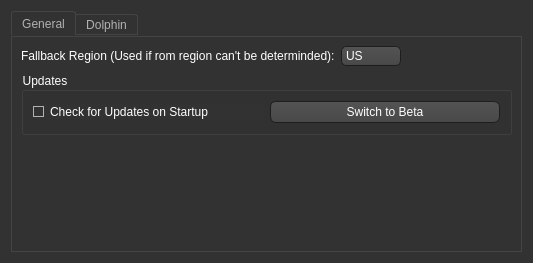
Old version of the form Settings.ui in the repository BenjaminHalko/WiiMusicEditorPlus.
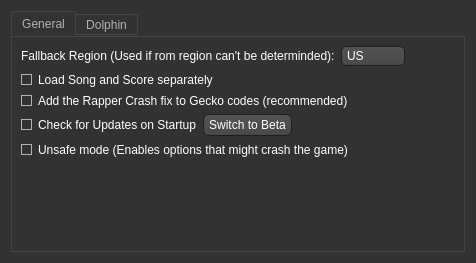
New version of the form. Icons and pictures are not drawn.

Diff of the .ui file:
```diff
--- a/Settings.ui
+++ b/Settings.ui
@@ -6,7 +6,7 @@
    <rect>
     <x>0</x>
     <y>0</y>
-    <width>533</width>
+    <width>476</width>
     <height>261</height>
    </rect>
   </property>
@@ -127,6 +127,7 @@
     border-style: solid;
     border: 1px solid #1e1e1e;
     border-radius: 5;
+	padding-left: 5px;
 }
 
 QComboBox:hover,QPushButton:hover
@@ -137,8 +138,6 @@
 
 QComboBox:on
 {
-    padding-top: 3px;
-    padding-left: 4px;
     background-color: QLinearGradient( x1: 0, y1: 0, x2: 0, y2: 1, stop: 0 #2d2d2d, stop: 0.1 #2b2b2b, stop: 0.5 #292929, stop: 0.9 #282828, stop: 1 #252525);
     selection-background-color: #ffaa00;
 }
@@ -556,16 +555,32 @@
         </layout>
        </item>
        <item>
-        <widget class="QGroupBox" name="Updates">
-         <property name="title">
-          <string>Updates</string>
+        <widget class="QCheckBox" name="SongScoreCheckbox">
+         <property name="text">
+          <string>Load Song and Score separately</string>
          </property>
-         <layout class="QHBoxLayout" name="horizontalLayout">
+        </widget>
+       </item>
+       <item>
+        <widget class="QCheckBox" name="checkBox">
+         <property name="text">
+          <string>Add the Rapper Crash fix to Gecko codes (recommended)</string>
+         </property>
+         <property name="checked">
+          <bool>true</bool>
+         </property>
+        </widget>
+       </item>
+       <item>
+        <layout class="QHBoxLayout" name="Updates">
           <item>
            <widget class="QCheckBox" name="CheckForUpdates">
             <property name="text">
              <string>Check for Updates on Startup</string>
             </property>
+           <property name="checked">
+            <bool>true</bool>
+           </property>
            </widget>
           </item>
           <item>
@@ -575,7 +590,26 @@
             </property>
            </widget>
           </item>
-         </layout>
+         <item>
+          <spacer name="UpdateSpacer">
+           <property name="orientation">
+            <enum>Qt::Horizontal</enum>
+           </property>
+           <property name="sizeHint" stdset="0">
+            <size>
+             <width>40</width>
+             <height>20</height>
+            </size>
+           </property>
+          </spacer>
+         </item>
+        </layout>
+       </item>
+       <item>
+        <widget class="QCheckBox" name="UnsafeMode">
+         <property name="text">
+          <string>Unsafe mode (Enables options that might crash the game)</string>
+         </property>
         </widget>
        </item>
        <item>
```
Left out of the diff: 10 changed lines with no effect on the pictures. Lines whose indentation alone changed are shown as unchanged.
